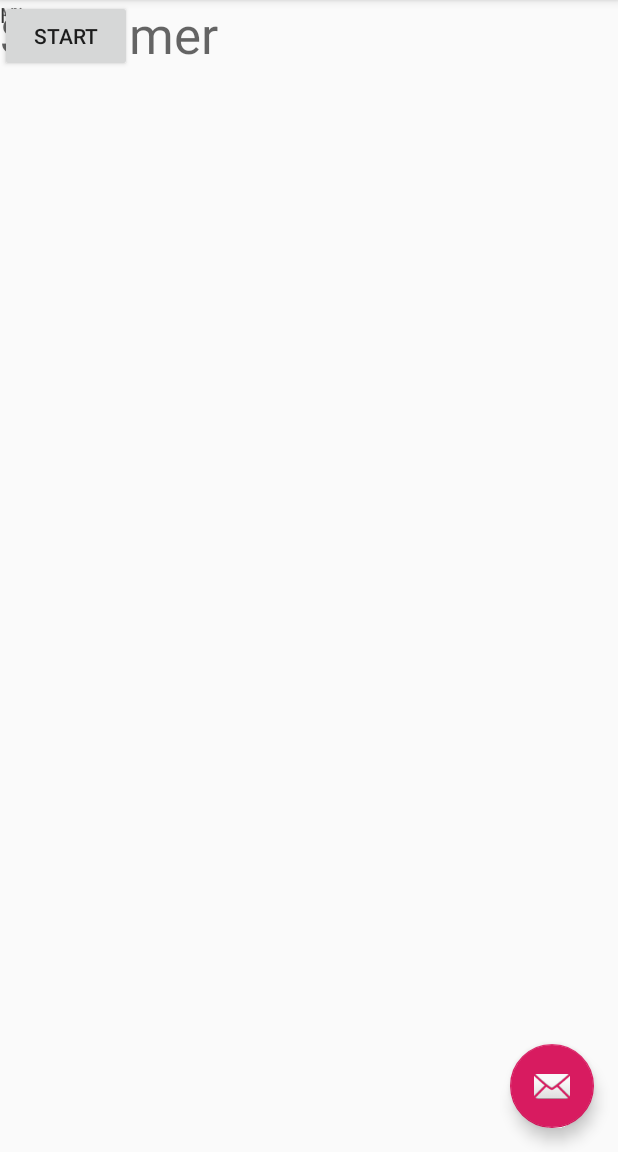
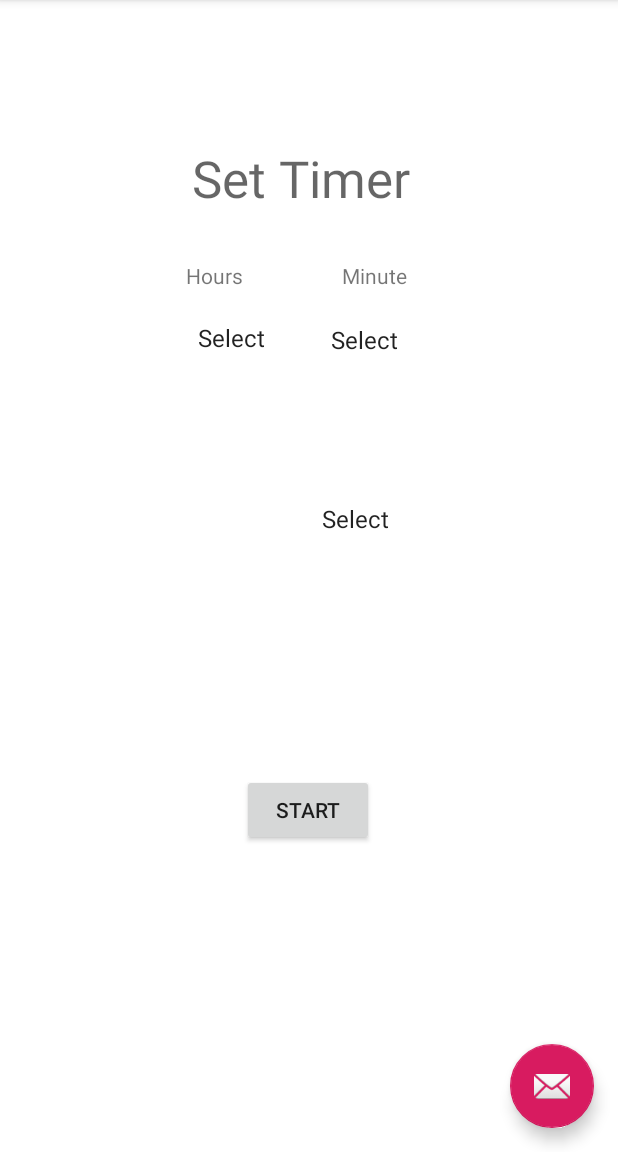
Before and after one commit to Yayka/dEEEp-work, an Android app: the screen it shows after launch (MainActivity), on a phone screen of 412 x 824 dp, the part 84-1236 px from its top. Run offline under Robolectric (Android 15) with nearby library versions, the phone set to English and light mode, and no system bars; 1 statement that could not run was skipped.

Commit message:
Work as of Feb 5

```diff
--- a/app/src/main/java/com/example/deeepwork/MainActivity.java
+++ b/app/src/main/java/com/example/deeepwork/MainActivity.java
@@ -13,10 +13,16 @@ import android.view.Menu;
 import android.view.MenuItem;
 import android.widget.Spinner;
 import android.widget.ArrayAdapter;
+import android.widget.AdapterView;
 
+public class MainActivity extends AppCompatActivity implements AdapterView.OnItemSelectedListener {
 
-public class MainActivity extends AppCompatActivity {
-
+    private int hours = 0;
+    private int mins = 0;
+    private int breakFreqs = 0;
+    private Spinner hours_spinner;
+    private Spinner minutes_spinner;
+    private Spinner breaks_spinner;
 
 
     @Override
@@ -35,26 +41,41 @@ public class MainActivity extends AppCompatActivity {
             }
         });
 
-        Spinner hours_spinner = (Spinner) findViewById(R.id.hours_spinner);
-        // Create an ArrayAdapter using the string array and a default spinner layout
+        hours_spinner = (Spinner) findViewById(R.id.hours_spinner);
         ArrayAdapter<CharSequence> hours_adapter = ArrayAdapter.createFromResource(this,
                 R.array.hours_options, android.R.layout.simple_spinner_item);
-// Specify the layout to use when the list of choices appears
         hours_adapter.setDropDownViewResource(android.R.layout.simple_spinner_dropdown_item);
-// Apply the adapter to the spinner
         hours_spinner.setAdapter(hours_adapter);
+        hours_spinner.setOnItemSelectedListener(new AdapterView.OnItemSelectedListener() {
+            @Override
+            public void onItemSelected(AdapterView<?> parent, View view, int pos, long id) {
+                Object item = parent.getItemAtPosition(pos);
+                int spinner_pos = hours_spinner.getSelectedItemPosition();
+                String[] hours_values = getResources().getStringArray(R.array.hours_options);
+                int time = Integer.valueOf(hours_values[spinner_pos]);
+                System.out.println(time);
 
-        Spinner minutes_spinner = (Spinner) findViewById(R.id.minutes_spinner);
+            }
+            @Override
+            public void onNothingSelected(AdapterView<?> parent) {
+            }
+        });
+
+        minutes_spinner = (Spinner) findViewById(R.id.minutes_spinner);
         ArrayAdapter<CharSequence> minutes_adapter = ArrayAdapter.createFromResource(this,
                 R.array.minutes_options, android.R.layout.simple_spinner_item);
         minutes_adapter.setDropDownViewResource(android.R.layout.simple_spinner_dropdown_item);
         minutes_spinner.setAdapter(minutes_adapter);
+        minutes_spinner.setOnItemSelectedListener(this);
 
-        Spinner breaks_spinner = (Spinner) findViewById(R.id.breaks_spinner);
+
+        breaks_spinner = (Spinner) findViewById(R.id.breaks_spinner);
         ArrayAdapter<CharSequence> breaks_adapter = ArrayAdapter.createFromResource(this,
                 R.array.breaks_options, android.R.layout.simple_spinner_item);
         breaks_adapter.setDropDownViewResource(android.R.layout.simple_spinner_dropdown_item);
         breaks_spinner.setAdapter(breaks_adapter);
+        breaks_spinner.setOnItemSelectedListener(this);
+
     }
 
     @Override
@@ -78,4 +99,10 @@ public class MainActivity extends AppCompatActivity {
 
         return super.onOptionsItemSelected(item);
     }
+
+
+    @Override
+    public void onNothingSelected(AdapterView<?> parent) {
+        // TODO Auto-generated method stub
+    }
 }
--- a/app/src/main/res/layout/content_main.xml
+++ b/app/src/main/res/layout/content_main.xml
@@ -4,65 +4,92 @@
     xmlns:tools="http://schemas.android.com/tools"
     android:layout_width="match_parent"
     android:layout_height="match_parent"
+    android:background="#ffffff"
     app:layout_behavior="@string/appbar_scrolling_view_behavior"
     tools:context=".MainActivity"
     tools:showIn="@layout/activity_main">
 
+
     <TextView
         android:id="@+id/textView3"
-        android:layout_width="53dp"
-        android:layout_height="25dp"
+        android:layout_width="50dp"
+        android:layout_height="20dp"
+        android:layout_marginStart="64dp"
+        android:layout_marginTop="32dp"
         android:text="Minutes"
-        tools:layout_editor_absoluteX="213dp"
-        tools:layout_editor_absoluteY="183dp" />
-
-
+        app:layout_constraintStart_toEndOf="@+id/textView2"
+        app:layout_constraintTop_toBottomOf="@+id/textView" />
 
     <Button
         android:id="@+id/button"
         android:layout_width="wrap_content"
         android:layout_height="wrap_content"
+        android:layout_marginBottom="204dp"
         android:text="Start"
-        tools:layout_editor_absoluteX="156dp"
-        tools:layout_editor_absoluteY="371dp" />
+        app:layout_constraintBottom_toBottomOf="parent"
+        app:layout_constraintEnd_toEndOf="parent"
+        app:layout_constraintHorizontal_bias="0.498"
+        app:layout_constraintStart_toStartOf="parent" />
 
     <TextView
         android:id="@+id/textView"
         android:layout_width="154dp"
         android:layout_height="46dp"
+        android:layout_marginStart="128dp"
+        android:layout_marginTop="96dp"
+        android:layout_marginEnd="129dp"
         android:text="Set Timer"
         android:textAppearance="@style/TextAppearance.AppCompat.Display1"
-        tools:layout_editor_absoluteX="128dp"
-        tools:layout_editor_absoluteY="92dp" />
+        app:layout_constraintEnd_toEndOf="parent"
+        app:layout_constraintHorizontal_bias="0.0"
+        app:layout_constraintStart_toStartOf="parent"
+        app:layout_constraintTop_toTopOf="parent" />
 
     <Spinner
         android:id="@+id/hours_spinner"
-        android:layout_width="43dp"
-        android:layout_height="44dp"
-        tools:layout_editor_absoluteX="223dp"
-        tools:layout_editor_absoluteY="210dp"
-        />
+        android:layout_width="66dp"
+        android:layout_height="62dp"
+        android:layout_marginStart="124dp"
+        android:background="#ffffff"
+        android:entries="@array/hours_options"
+        android:dropDownSelector="#000000"
+        app:layout_constraintEnd_toStartOf="@+id/minutes_spinner"
+        app:layout_constraintHorizontal_bias="0.0"
+        app:layout_constraintStart_toStartOf="parent"
+        app:layout_constraintTop_toBottomOf="@+id/textView2" />
 
     <Spinner
         android:id="@+id/minutes_spinner"
-        android:layout_width="44dp"
-        android:layout_height="46dp"
-        tools:layout_editor_absoluteX="150dp"
-        tools:layout_editor_absoluteY="210dp" />
+        android:layout_width="67dp"
+        android:layout_height="65dp"
+        android:layout_marginEnd="132dp"
+        android:background="#ffffff"
+        android:entries="@array/minutes_options"
+        android:dropDownSelector="#000000"
+        app:layout_constraintEnd_toEndOf="parent"
+        app:layout_constraintTop_toBottomOf="@+id/textView3" />
 
     <Spinner
         android:id="@+id/breaks_spinner"
-        android:layout_width="44dp"
-        android:layout_height="46dp"
-        tools:layout_editor_absoluteX="150dp"
-        tools:layout_editor_absoluteY="210dp" />
+        android:layout_width="69dp"
+        android:layout_height="69dp"
+        android:background="#ffffff"
+        android:layout_marginTop="52dp"
+        android:layout_marginEnd="136dp"
+        android:entries="@array/breaks_options"
+        android:dropDownSelector="#000000"
+        app:layout_constraintEnd_toEndOf="parent"
+        app:layout_constraintTop_toBottomOf="@+id/minutes_spinner" />
+
 
     <TextView
         android:id="@+id/textView2"
-        android:layout_width="43dp"
-        android:layout_height="19dp"
+        android:layout_width="40dp"
+        android:layout_height="20dp"
+        android:layout_marginStart="124dp"
+        android:layout_marginTop="32dp"
         android:text="Hours"
-        tools:layout_editor_absoluteX="145dp"
-        tools:layout_editor_absoluteY="189dp" />
+        app:layout_constraintStart_toStartOf="parent"
+        app:layout_constraintTop_toBottomOf="@+id/textView" />
 
 </androidx.constraintlayout.widget.ConstraintLayout>
--- a/app/src/main/res/values/strings.xml
+++ b/app/src/main/res/values/strings.xml
@@ -4,6 +4,7 @@
 
 
         <string-array name="hours_options">
+            <item>Select</item>
             <item>0</item>
             <item>1</item>
             <item>2</item>
@@ -21,6 +22,7 @@
         </string-array>
 
     <string-array name="minutes_options">
+        <item>Select</item>
         <item>0</item>
         <item>5</item>
         <item>10</item>
@@ -31,6 +33,7 @@
     </string-array>
 
     <string-array name="breaks_options">
+        <item>Select</item>
         <item>10</item>
         <item>15</item>
         <item>30</item>
```
